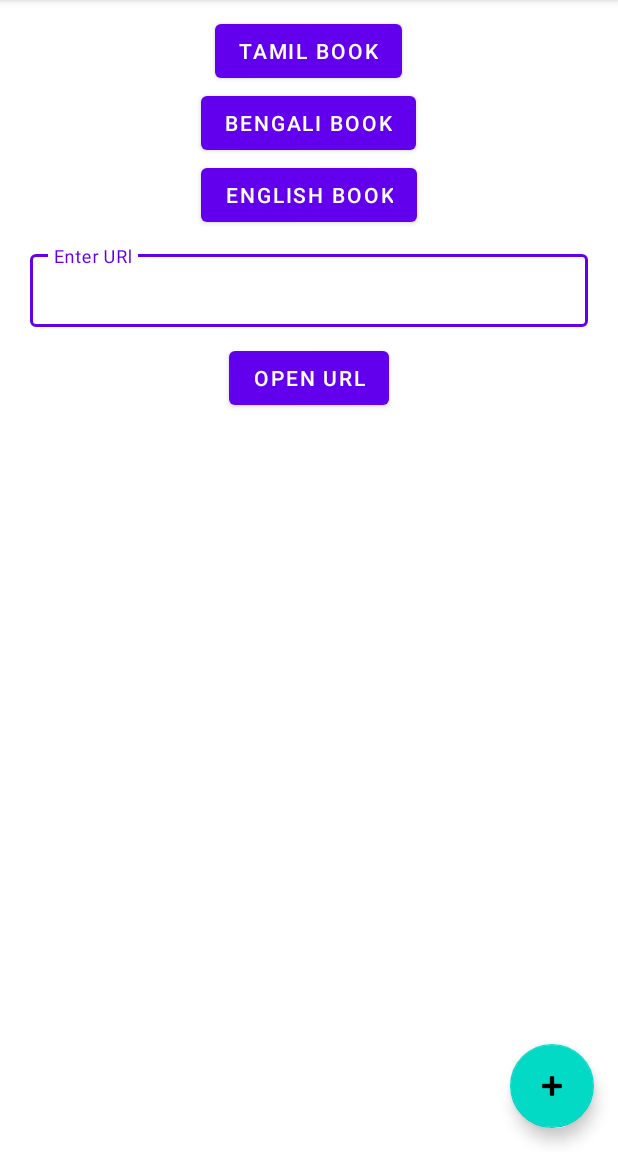
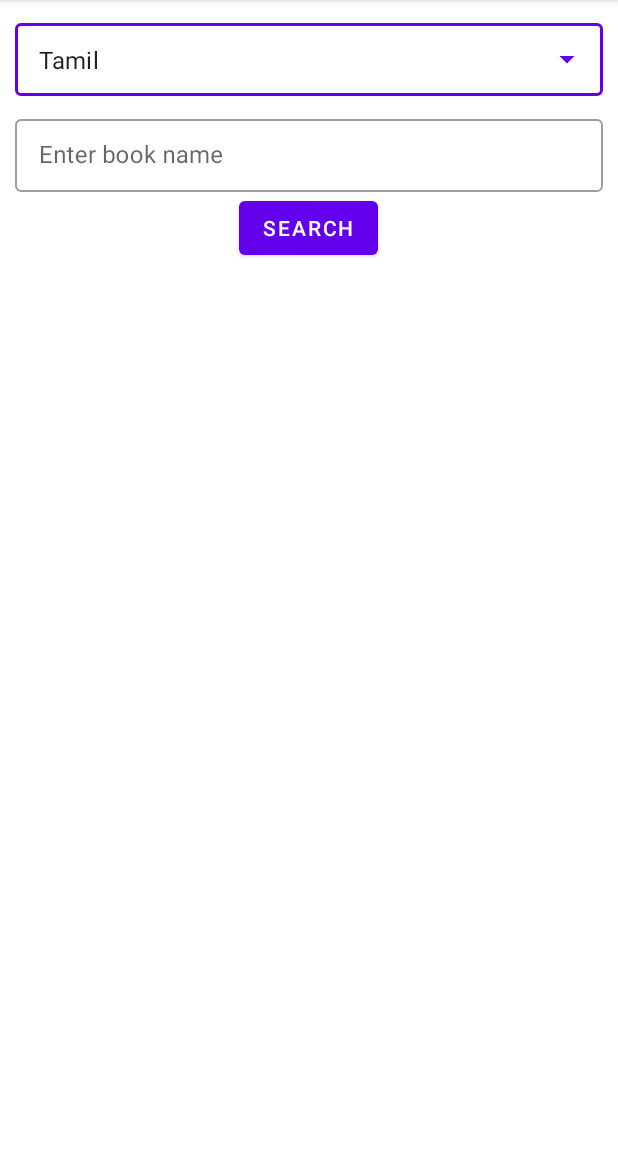
Before and after one commit to vglug/WikisourceApp, an Android app: the screen it shows after launch (MainActivity), on a phone screen of 412 x 824 dp, the part 84-1236 px from its top. Run offline under Robolectric (Android 15) with nearby library versions, the phone set to English and light mode, and no system bars.

Commit message:
Language spinner UI added

```diff
--- /dev/null
+++ b/app/src/main/java/org/vglug/wikisourceapp/data/LangUtils.kt
@@ -0,0 +1,14 @@
+package org.vglug.wikisourceapp.data
+
+import org.vglug.wikisourceapp.data.model.WikiLang
+
+object LangUtils {
+
+    fun getWikiLangList(): List<WikiLang> {
+        val list = ArrayList<WikiLang>()
+        list.add(WikiLang("ta", "Tamil"))
+        list.add(WikiLang("bn", "Bengali"))
+        list.add(WikiLang("en", "English"))
+        return list
+    }
+}
--- /dev/null
+++ b/app/src/main/java/org/vglug/wikisourceapp/data/model/WikiLang.kt
@@ -0,0 +1,6 @@
+package org.vglug.wikisourceapp.data.model
+
+data class WikiLang(
+    var code: String,
+    var name: String
+)
--- /dev/null
+++ b/app/src/main/java/org/vglug/wikisourceapp/extensions/ActivityExtension.kt
@@ -0,0 +1,7 @@
+package org.vglug.wikisourceapp.extensions
+
+import android.app.Activity
+
+fun Activity.openUrl(url: String?) {
+
+}
--- a/app/src/main/java/org/vglug/wikisourceapp/ui/main/MainActivity.kt
+++ b/app/src/main/java/org/vglug/wikisourceapp/ui/main/MainActivity.kt
@@ -2,6 +2,7 @@ package org.vglug.wikisourceapp.ui.main
 
 import android.content.Intent
 import android.os.Bundle
+import android.util.Log
 import android.view.Menu
 import android.view.MenuItem
 import androidx.appcompat.app.AppCompatActivity
@@ -10,25 +11,33 @@ import org.vglug.wikisourceapp.R
 import org.vglug.wikisourceapp.databinding.ActivityMainBinding
 import org.vglug.wikisourceapp.ui.reader.ReaderActivity
 
+import android.widget.AutoCompleteTextView
+
+import android.widget.ArrayAdapter
+import org.vglug.wikisourceapp.data.LangUtils
+
+
 class MainActivity : AppCompatActivity() {
 
-    private lateinit var binding: ActivityMainBinding
+    private val binding by lazy {
+        ActivityMainBinding.inflate(layoutInflater)
+    }
 
     override fun onCreate(savedInstanceState: Bundle?) {
         super.onCreate(savedInstanceState)
-
-        binding = ActivityMainBinding.inflate(layoutInflater)
         setContentView(binding.root)
         setSupportActionBar(binding.toolbar)
 
 
-        binding.fab.setOnClickListener { view ->
-            Snackbar.make(view, "Replace with your own action", Snackbar.LENGTH_LONG)
-                .setAction("Action", null).show()
-        }
 
         binding.apply {
-            btnTamil.setOnClickListener {
+            val adapter = ArrayAdapter(applicationContext, R.layout.item_language, LangUtils.getWikiLangList().map { it.name }.toTypedArray())
+            spinnerLanguage.setAdapter(adapter)
+            spinnerLanguage.setText(LangUtils.getWikiLangList().map { it.name }.first().toString(), false)
+            var selectedLangPos = 0
+            spinnerLanguage.setOnItemClickListener { _, _, position, _ -> selectedLangPos = position }
+
+            /*btnTamil.setOnClickListener {
                 val url = "https://ta.m.wikisource.org/wiki/பழங்காலத்_தமிழர்_வாணிகம்"
                 openUrl(url)
             }
@@ -41,20 +50,20 @@ class MainActivity : AppCompatActivity() {
             btnEnglish.setOnClickListener {
                 val url = "https://en.wikisource.org/wiki/The_Practice_of_Diplomacy"
                 openUrl(url)
-            }
+            }*/
 
-            btnOpenUrl.setOnClickListener {
-                if (editUrl.text?.isNotEmpty() == true) {
-                    openUrl(editUrl.text.toString())
+            btnSearch.setOnClickListener {
+                Log.e("TAG", "Lang Data: ${LangUtils.getWikiLangList().elementAt(selectedLangPos)}")
+                if (editBookTerm.text?.isNotEmpty() == true) {
+                    openUrl(editBookTerm.text.toString())
                 } else {
-                    Snackbar.make(it, "Please enter valid url", Snackbar.LENGTH_LONG).show()
+                    Snackbar.make(it, "Please enter valid search term", Snackbar.LENGTH_LONG).show()
                 }
             }
         }
     }
 
     private fun openUrl(url: String) {
-
         startActivity(Intent(applicationContext, ReaderActivity::class.java).apply {
             putExtra("url", url)
         })
--- a/app/src/main/res/layout/activity_main.xml
+++ b/app/src/main/res/layout/activity_main.xml
@@ -28,69 +28,50 @@
         android:gravity="center_horizontal"
         app:layout_behavior="@string/appbar_scrolling_view_behavior">
 
-        <com.google.android.material.button.MaterialButton
-            android:id="@+id/btn_tamil"
-            android:layout_width="wrap_content"
-            android:layout_height="wrap_content"
-            android:text="Tamil Book"
-            app:layout_constraintTop_toTopOf="parent"
-            app:layout_constraintBottom_toBottomOf="parent"
-            app:layout_constraintEnd_toEndOf="parent"
-            app:layout_constraintStart_toStartOf="parent" />
+        <com.google.android.material.textfield.TextInputLayout
+            android:id="@+id/menu"
+            style="@style/Widget.MaterialComponents.TextInputLayout.OutlinedBox.Dense.ExposedDropdownMenu"
+            android:layout_width="match_parent"
+            android:layout_height="wrap_content">
 
-        <com.google.android.material.button.MaterialButton
-            android:id="@+id/btn_bengali"
-            android:layout_width="wrap_content"
-            android:layout_height="wrap_content"
-            android:text="Bengali Book"
-            app:layout_constraintTop_toTopOf="parent"
-            app:layout_constraintBottom_toBottomOf="parent"
-            app:layout_constraintEnd_toEndOf="parent"
-            app:layout_constraintStart_toStartOf="parent" />
+            <AutoCompleteTextView
+                android:id="@+id/spinnerLanguage"
+                android:layout_width="match_parent"
+                android:layout_height="wrap_content"
+                android:inputType="none"
+                />
 
-        <com.google.android.material.button.MaterialButton
-            android:id="@+id/btn_english"
-            android:layout_width="wrap_content"
-            android:layout_height="wrap_content"
-            android:text="English Book"
-            app:layout_constraintTop_toTopOf="parent"
-            app:layout_constraintBottom_toBottomOf="parent"
-            app:layout_constraintEnd_toEndOf="parent"
-            app:layout_constraintStart_toStartOf="parent" />
+        </com.google.android.material.textfield.TextInputLayout>
 
         <com.google.android.material.textfield.TextInputLayout
             style="@style/Widget.MaterialComponents.TextInputLayout.OutlinedBox.Dense"
             android:layout_width="match_parent"
             android:layout_height="wrap_content"
-            android:layout_margin="10dp"
-            android:hint="Enter URl">
+            android:layout_marginTop="10dp"
+            android:hint="Enter book name">
 
             <com.google.android.material.textfield.TextInputEditText
-                android:id="@+id/edit_url"
+                android:id="@+id/edit_book_term"
                 android:layout_width="match_parent"
                 android:layout_height="wrap_content" />
 
         </com.google.android.material.textfield.TextInputLayout>
 
         <com.google.android.material.button.MaterialButton
-            android:id="@+id/btn_open_url"
+            android:id="@+id/btn_search"
             android:layout_width="wrap_content"
             android:layout_height="wrap_content"
-            android:text="Open URL"
+            android:text="Search"
             app:layout_constraintTop_toTopOf="parent"
             app:layout_constraintBottom_toBottomOf="parent"
             app:layout_constraintEnd_toEndOf="parent"
             app:layout_constraintStart_toStartOf="parent" />
 
+        <androidx.recyclerview.widget.RecyclerView
+            android:id="@+id/recyclerViewBooksList"
+            android:layout_width="match_parent"
+            android:layout_height="wrap_content"/>
+
     </LinearLayout>
 
-    <com.google.android.material.floatingactionbutton.FloatingActionButton
-        android:id="@+id/fab"
-        android:layout_width="wrap_content"
-        android:layout_height="wrap_content"
-        android:layout_gravity="bottom|end"
-        android:layout_marginEnd="@dimen/fab_margin"
-        android:layout_marginBottom="16dp"
-        app:srcCompat="@android:drawable/ic_input_add" />
-
 </androidx.coordinatorlayout.widget.CoordinatorLayout>
--- /dev/null
+++ b/app/src/main/res/layout/item_language.xml
@@ -0,0 +1,8 @@
+<?xml version="1.0" encoding="utf-8"?>
+<TextView xmlns:android="http://schemas.android.com/apk/res/android"
+    android:layout_width="match_parent"
+    android:layout_height="wrap_content"
+    android:padding="14dp"
+    android:textColor="@color/black"
+    android:ellipsize="end"
+    android:maxLines="1" />
--- a/app/src/main/res/values/strings.xml
+++ b/app/src/main/res/values/strings.xml
@@ -1,4 +1,10 @@
 <resources>
     <string name="app_name">WikisourceApp</string>
     <string name="action_settings">Settings</string>
+
+    <string-array name="language_list">
+        <item>Tamil</item>
+        <item>Bengali</item>
+        <item>English</item>
+    </string-array>
 </resources>
```
